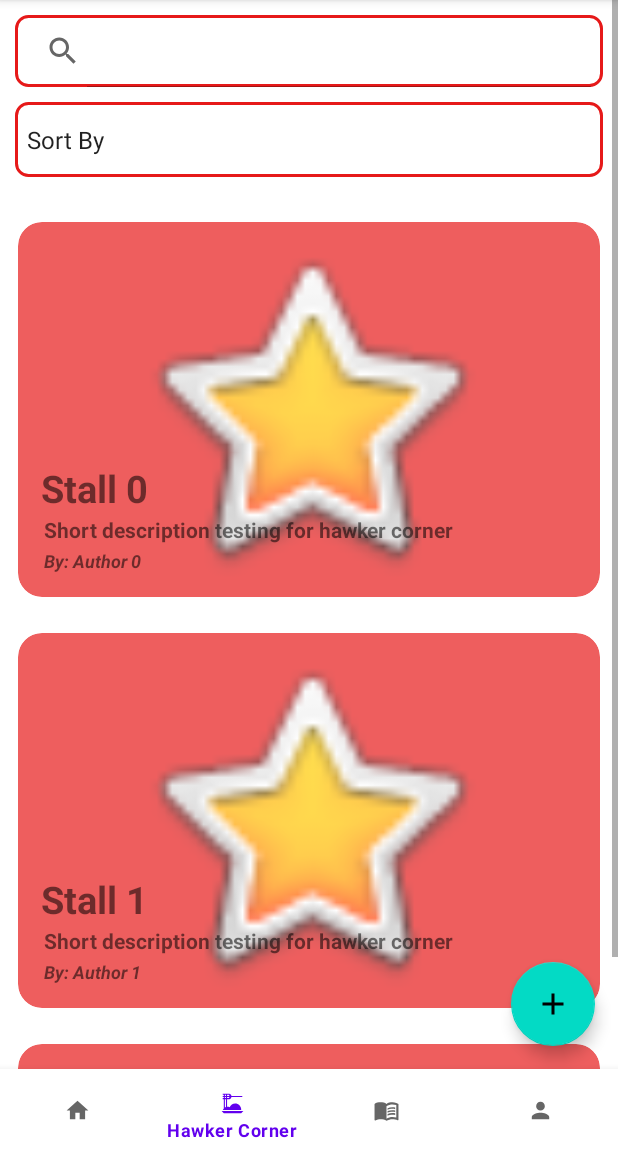
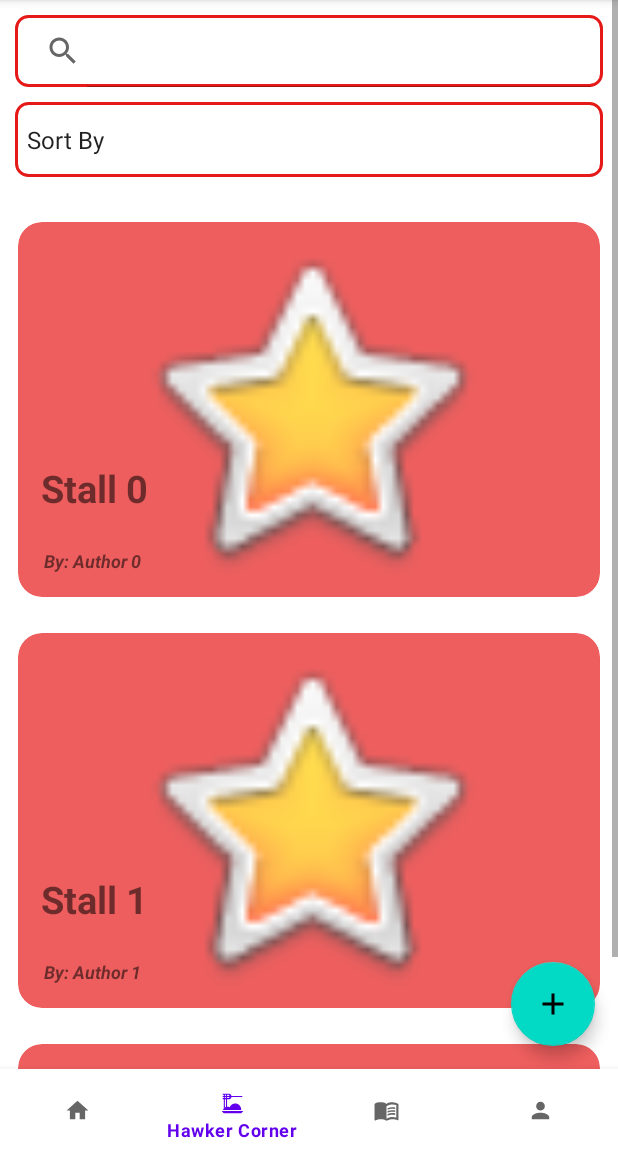
Before and after one commit to beefwhale/LobangCorner, an Android app: the screen it shows after launch once a user with an empty profile is signed in (MainActivity), item 2 of the bottom bar chosen, on a phone screen of 412 x 824 dp, the part 84-1236 px from its top. Run offline under Robolectric (Android 15) with nearby library versions, the phone set to English and light mode, and no system bars; our stand-ins replace Firebase (no records; nobody signed in at launch, a user with empty details on screens opened directly), Picasso; libraries missing offline, so code that uses them is left out: org.parceler; pictures from the network do not load.

Commit message:
Short description uncommented

```diff
--- a/app/src/main/java/sg/edu/np/madgroupyassignment/HCMainViewHolder.java
+++ b/app/src/main/java/sg/edu/np/madgroupyassignment/HCMainViewHolder.java
@@ -13,6 +13,7 @@ public class HCMainViewHolder extends RecyclerView.ViewHolder {
     ImageView hccoverimg;
     TextView hcstallname;
     TextView hcauthor;
+    TextView hcshortdesc;
 
     public HCMainViewHolder(View item){
         super(item);
@@ -20,6 +21,7 @@ public class HCMainViewHolder extends RecyclerView.ViewHolder {
         hccoverimg = item.findViewById(R.id.hccoverimg);
         hcstallname = (TextView) item.findViewById(R.id.hcstallname);
         hcauthor = (TextView) item.findViewById(R.id.hccoverauthor);
+        hcshortdesc = (TextView) item.findViewById(R.id.hcshortdesc);
 
     }
 
--- a/app/src/main/java/sg/edu/np/madgroupyassignment/HCMainsAdapter.java
+++ b/app/src/main/java/sg/edu/np/madgroupyassignment/HCMainsAdapter.java
@@ -42,7 +42,7 @@ public class HCMainsAdapter extends RecyclerView.Adapter<HCMainViewHolder> {
         HawkerCornerStalls newstall = stallsList.get(position);
         //holder.hccoverimg. how to set image?
         holder.hcstallname.setText(newstall.hcstallname);
-        /*holder.shortdesc.setText(newstall.shortdesc);*/
+        holder.hcshortdesc.setText(newstall.shortdesc);
         holder.hcauthor.setText("By: " + newstall.hcauthor);
 
         //When user click their chosen image, start fragment displaying chosen stall.
--- a/app/src/main/res/layout/hawker_corner_stalls.xml
+++ b/app/src/main/res/layout/hawker_corner_stalls.xml
@@ -43,10 +43,10 @@
         android:textSize="12sp"
         android:textStyle="bold|italic"
         app:layout_constraintStart_toStartOf="@+id/hccoverimg"
-        app:layout_constraintTop_toBottomOf="@+id/rvshortdesc" />
+        app:layout_constraintTop_toBottomOf="@+id/hcshortdesc" />
 
     <TextView
-        android:id="@+id/rvshortdesc"
+        android:id="@+id/hcshortdesc"
         android:layout_width="357dp"
         android:layout_height="20dp"
         android:layout_marginStart="17dp"
```
